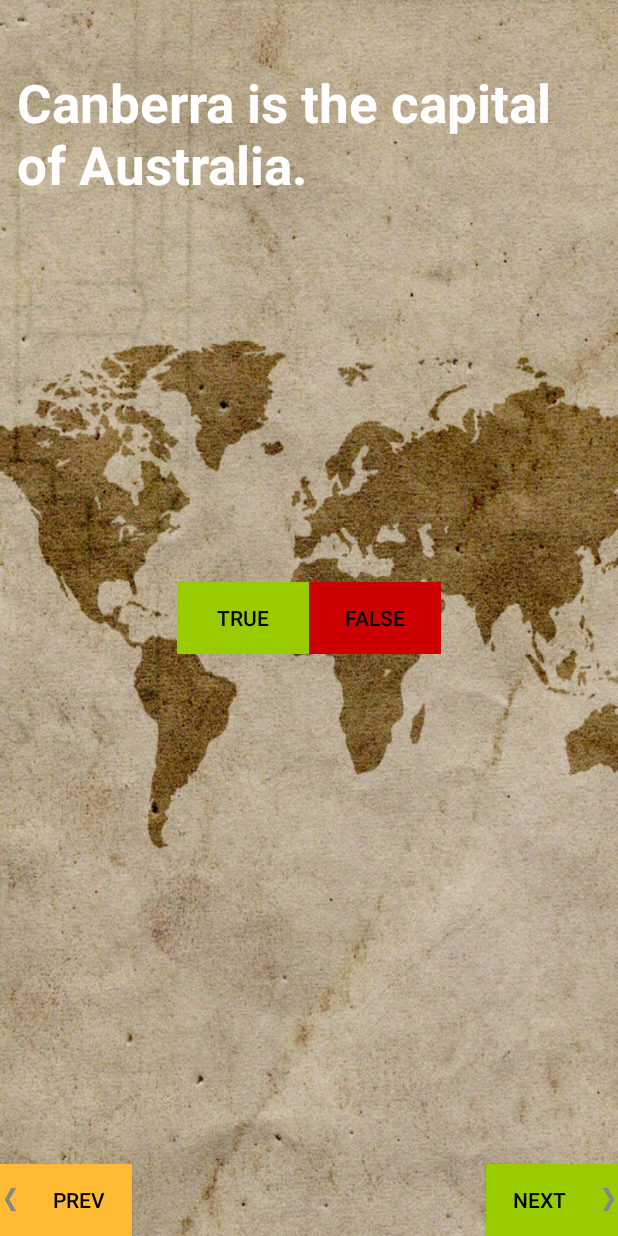
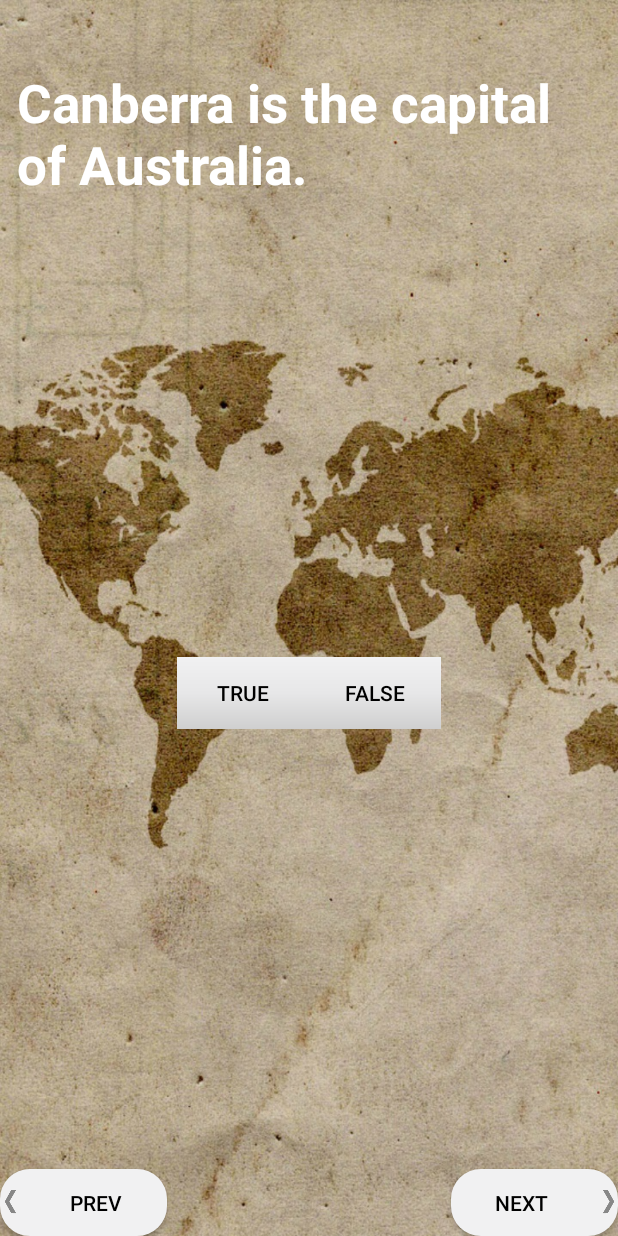
Before and after one commit to CristianSandu/GeoQuiz2, an Android app: the screen it shows after launch (MainActivity), on a phone screen of 412 x 824 dp. Run offline under Robolectric (Android 15) with nearby library versions, the phone set to English and light mode, and no system bars.

Commit message:
fix layout

```diff
--- a/app/src/main/AndroidManifest.xml
+++ b/app/src/main/AndroidManifest.xml
@@ -8,7 +8,8 @@
         android:label="@string/app_name"
         android:roundIcon="@mipmap/ic_launcher_round"
         android:supportsRtl="true"
-        android:theme="@style/AppTheme" >
+        android:theme="@style/AppTheme">
+        <activity android:name=".CheatActivity"></activity>
         <activity android:name=".MainActivity">
             <intent-filter>
                 <action android:name="android.intent.action.MAIN" />
--- /dev/null
+++ b/app/src/main/res/drawable/button_shape.xml
@@ -0,0 +1,5 @@
+<?xml version="1.0" encoding="utf-8"?>
+<shape xmlns:android="http://schemas.android.com/apk/res/android" android:shape="rectangle">
+    <solid android:color="#f1f1f2"/>
+    <corners android:radius="20dp"/>
+</shape>
--- /dev/null
+++ b/app/src/main/res/drawable/gradient.xml
@@ -0,0 +1,10 @@
+<?xml version="1.0" encoding="utf-8"?>
+<shape xmlns:android="http://schemas.android.com/apk/res/android"
+    android:shape="rectangle">
+    <!--  Gradient Bg for listrow -->
+    <gradient
+        android:startColor="#f1f1f2"
+        android:centerColor="#e7e7e8"
+        android:endColor="#cfcfcf"
+        android:angle="270" />
+</shape>
--- a/app/src/main/res/layout/activity_main.xml
+++ b/app/src/main/res/layout/activity_main.xml
@@ -24,17 +24,17 @@
         android:layout_height="wrap_content"
         android:orientation="horizontal"
         android:layout_gravity="center_horizontal|center_vertical"
-        android:padding="24dp">
+        android:paddingTop="100dp">
         <Button
             android:id="@+id/true_button"
-            android:background="@android:color/holo_green_light"
             android:textColor="@android:color/black"
             android:layout_width="wrap_content"
             android:layout_height="wrap_content"
-            android:text="@string/true_button" />
+            android:text="@string/true_button"
+            android:background="@drawable/gradient"/>
         <Button
             android:id="@+id/false_button"
-            android:background="@android:color/holo_red_dark"
+            android:background="@drawable/gradient"
             android:textColor="@android:color/black"
             android:layout_width="wrap_content"
             android:layout_height="wrap_content"
@@ -45,22 +45,23 @@
 
         <Button
             android:id="@+id/prev_button"
-            android:background="@android:color/holo_orange_light"
+            android:background="@drawable/button_shape"
             android:textColor="@android:color/black"
-            android:layout_width="wrap_content"
-            android:layout_height="wrap_content"
+            android:layout_width="50pt"
+            android:layout_height="20pt"
             android:text="@string/prev_button"
             android:drawableLeft="@drawable/arrow_left"
             android:drawablePadding="4dp"
-            android:layout_gravity="bottom|left"/>
+            android:layout_gravity="bottom|left"
+            />
 
 
         <Button
             android:id="@+id/next_button"
-            android:background="@android:color/holo_green_light"
-            android:textColor="@android:color/black"
-            android:layout_width="wrap_content"
-            android:layout_height="wrap_content"
+            android:background="@drawable/button_shape"
+            android:textColor="@color/black"
+            android:layout_width="50pt"
+            android:layout_height="20pt"
             android:text="@string/next_button"
             android:drawableRight="@drawable/arrow_right"
             android:drawablePadding="4dp"
--- a/app/src/main/res/values/strings.xml
+++ b/app/src/main/res/values/strings.xml
@@ -6,6 +6,10 @@
     <string name="correct_toast">Correct!</string>
     <string name="incorrect_toast">Incorrect!</string>
     <string name="prev_button">Prev</string>
+    <string name="warning_text">Are you sure you want to do this?</string>
+    <string name="show_answer_button">Show Answer</string>
+    <string name="cheat_button">Cheat!</string>
+    <string name="judgment_toast">Cheating is wrong.</string>
 
     <string name="question_australia">Canberra is the capital of Australia.</string>
     <string name="question_oceans">The Pacific Ocean is larger than the Atlantic Ocean.</string>
```
Also changed, not shown: app/src/main/java/com/example/geoquiz2/CheatActivity.java (added, +13 -0 lines), app/src/main/res/layout/activity_cheat.xml (added, +25 -0 lines), app/src/main/res/values/colors.xml (+8 -0 lines).
